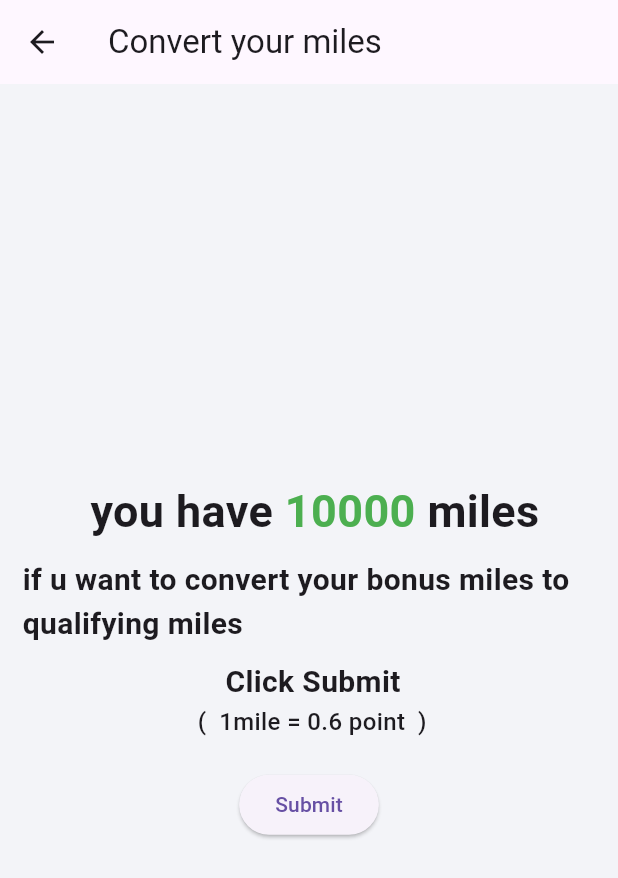
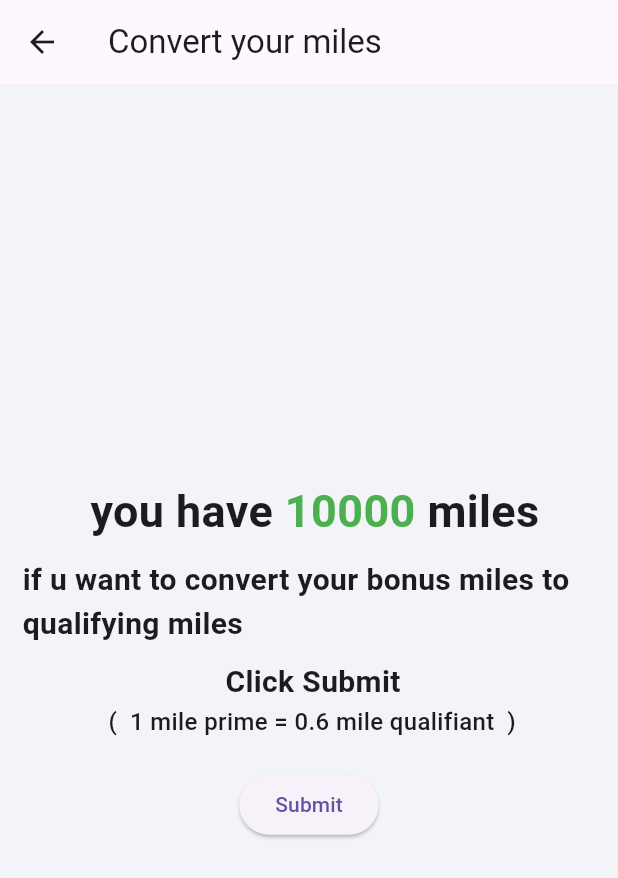
Before and after one commit to steff69/Frontend_final, a Flutter app: the MonyPage screen opened directly, on a phone screen of 412 x 824 dp. Shown: the top 878 px of the screen. Run offline on Flutter 3.47's test engine with Material 3 defaults, Android fonts, the phone set to English and light mode, and no system bars; our stand-ins replace flutter_screenutil, flutter_svg, flutter_vector_icons, get, get_storage, ionicons and 3 more; missing offline and left inert: dart:ffi; accounts and stored records are empty; network calls fail.

Commit message:
first commit

```diff
--- a/lib/pages/home_page.dart
+++ b/lib/pages/home_page.dart
@@ -19,7 +19,7 @@ class HomePage extends StatelessWidget {
         title: Column(
           crossAxisAlignment: CrossAxisAlignment.start,
           children: [
-            const Text("Good Morning"),
+            const Text("Tunisair Mobile"),
           ],
         ),
         actions: const [
--- a/lib/pages/welcome_page.dart.dart
+++ b/lib/pages/welcome_page.dart.dart
@@ -22,7 +22,7 @@ class WelcomePage extends StatelessWidget {
                 ),
                 const SizedBox(height: 40),
                 const Text(
-                  "Welcome to Tunisair Mobile",
+                  "Welcome to \nTunisair Mobile",
                   textAlign: TextAlign.center,
                   style: TextStyle(
                     fontSize: 26,
@@ -31,7 +31,7 @@ class WelcomePage extends StatelessWidget {
                 ),
                 const SizedBox(height: 20),
                 const Text(
-                  "Your gateway to seamless travel and exclusive,\nFidelys benefits right at your fingertips.",
+                  "Your gateway to seamless travel and exclusive, Fidelys benefits right at your fingertips.",
                   textAlign: TextAlign.center,
                   style: TextStyle(
                     color: Colors.black54,
--- a/lib/widgets/mony.dart
+++ b/lib/widgets/mony.dart
@@ -64,17 +64,19 @@ class _MonyPageState extends State<MonyPage> {
               ],
             ),
             SizedBox(height: 10),
-            Text(
-              "if u want to convert your bonus miles to qualifying miles ",
-              style: TextStyle(fontSize: 20, fontWeight: FontWeight.w600),
-            ),
+            Center(
+                child: Text(
+                "if u want to convert your bonus miles to qualifying miles",
+                 style: TextStyle(fontSize: 20, fontWeight: FontWeight.w600),
+  ),
+),
             SizedBox(height: 10),
             Text(
               " Click Submit",
               style: TextStyle(fontSize: 20, fontWeight: FontWeight.w600),
             ),
             Text(
-              " (  1mile = 0.6 point  )",
+              " (  1 mile prime = 0.6 mile qualifiant  )",
               style: TextStyle(fontSize: 16, fontWeight: FontWeight.w500),
             ),
             SizedBox(height: 20),
--- a/lib/widgets/nearby_places.dart
+++ b/lib/widgets/nearby_places.dart
@@ -66,7 +66,7 @@ class NearbyPlaces extends StatelessWidget {
                                 fontWeight: FontWeight.bold,
                               ),
                             ),
-                            const Text("Portic Team"),
+
                             const SizedBox(height: 10),
                             // DISTANCE WIDGET
                             const Distance(),
@@ -79,7 +79,7 @@ class NearbyPlaces extends StatelessWidget {
                                   size: 14,
                                 ),
                                 const Text(
-                                  "4.5",
+                                  "4.8",
                                   style: TextStyle(
                                     fontSize: 12,
                                   ),
@@ -91,7 +91,7 @@ class NearbyPlaces extends StatelessWidget {
                                         fontSize: 20,
                                         color: Theme.of(context).primaryColor,
                                       ),
-                                      text: "\$22",
+                                      text: "\€125",
                                       children: const [
                                         TextSpan(
                                             style: TextStyle(
--- a/lib/widgets/recommended_places.dart
+++ b/lib/widgets/recommended_places.dart
@@ -72,7 +72,7 @@ class RecommendedPlaces extends StatelessWidget {
                               size: 14,
                             ),
                             const Text(
-                              "4.4",
+                              "4.8",
                               style: TextStyle(
                                 fontSize: 12,
                               ),
```
